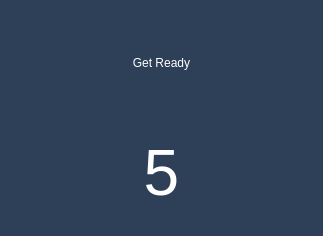
Old version of the form ui/ui_countdown.ui in the repository larry273/pyQuoteTyper.
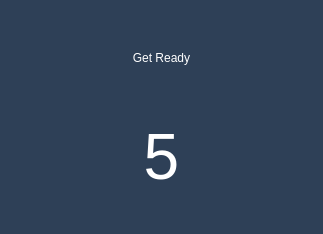
New version of the form.

Commit message: WPM calc, countdown timer, start/reset conditions

```diff
--- a/ui/ui_countdown.ui
+++ b/ui/ui_countdown.ui
@@ -7,7 +7,7 @@
     <x>0</x>
     <y>0</y>
     <width>323</width>
-    <height>236</height>
+    <height>234</height>
    </rect>
   </property>
   <property name="windowTitle">
@@ -73,6 +73,22 @@
      </property>
     </widget>
    </item>
+   <item>
+    <spacer name="verticalSpacer">
+     <property name="orientation">
+      <enum>Qt::Vertical</enum>
+     </property>
+     <property name="sizeType">
+      <enum>QSizePolicy::Fixed</enum>
+     </property>
+     <property name="sizeHint" stdset="0">
+      <size>
+       <width>20</width>
+       <height>20</height>
+      </size>
+     </property>
+    </spacer>
+   </item>
   </layout>
  </widget>
  <resources/>
```
Left out of the diff: 2 changed lines with no effect on the pictures. The commit also changes 8 other files.
